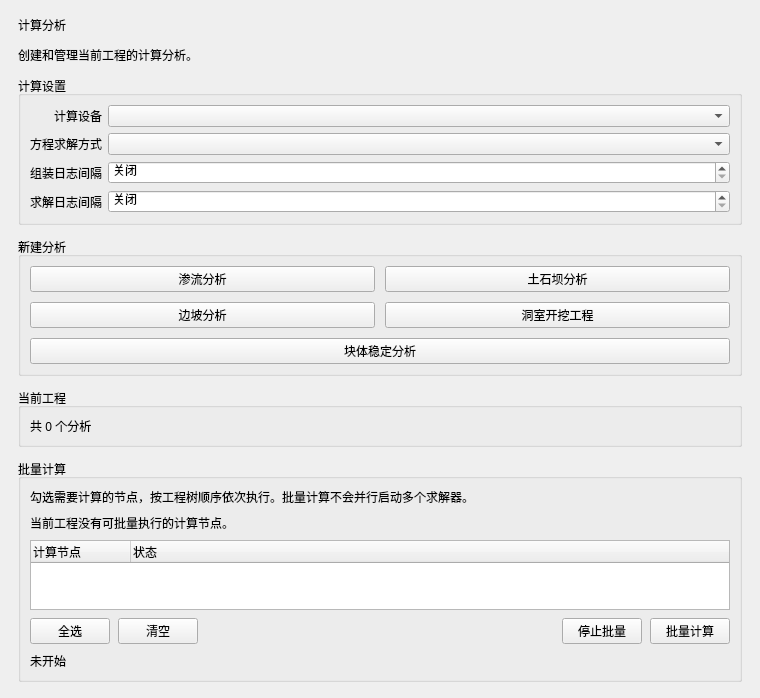
Qt form plugins/Base_Solver/SolverSettingWidget.ui (asd977/base_cae) before a commit.
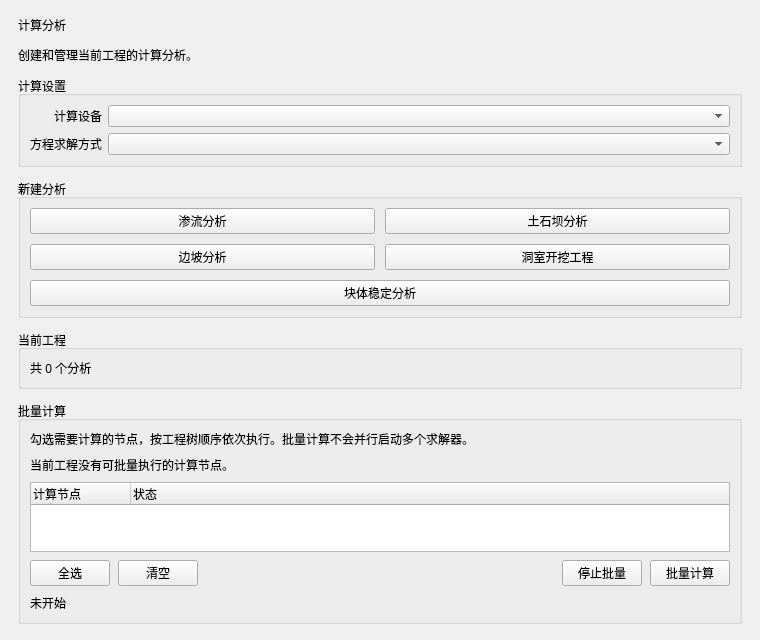
The same form after that commit.

```diff
--- a/plugins/Base_Solver/SolverSettingWidget.ui
+++ b/plugins/Base_Solver/SolverSettingWidget.ui
@@ -81,58 +81,6 @@
       <item row="1" column="1">
        <widget class="QComboBox" name="comboGpuMode" />
       </item>
-      <item row="2" column="0">
-       <widget class="QLabel" name="assemblyLogLabel">
-        <property name="text">
-         <string>组装日志间隔</string>
-        </property>
-        <property name="toolTip">
-         <string>每 N 个单元输出一次刚度组装进度，0 表示关闭。</string>
-        </property>
-       </widget>
-      </item>
-      <item row="2" column="1">
-       <widget class="QSpinBox" name="spinAssemblyLogInterval">
-        <property name="toolTip">
-         <string>每 N 个单元输出一次刚度组装进度，0 表示关闭。</string>
-        </property>
-        <property name="specialValueText">
-         <string>关闭</string>
-        </property>
-        <property name="maximum">
-         <number>100000000</number>
-        </property>
-        <property name="singleStep">
-         <number>10</number>
-        </property>
-       </widget>
-      </item>
-      <item row="3" column="0">
-       <widget class="QLabel" name="solverLogLabel">
-        <property name="text">
-         <string>求解日志间隔</string>
-        </property>
-        <property name="toolTip">
-         <string>每 N 个方程输出一次求解进度，0 表示关闭。</string>
-        </property>
-       </widget>
-      </item>
-      <item row="3" column="1">
-       <widget class="QSpinBox" name="spinSolverLogInterval">
-        <property name="toolTip">
-         <string>每 N 个方程输出一次求解进度，0 表示关闭。</string>
-        </property>
-        <property name="specialValueText">
-         <string>关闭</string>
-        </property>
-        <property name="maximum">
-         <number>100000000</number>
-        </property>
-        <property name="singleStep">
-         <number>100</number>
-        </property>
-       </widget>
-      </item>
      </layout>
     </widget>
    </item>
```
